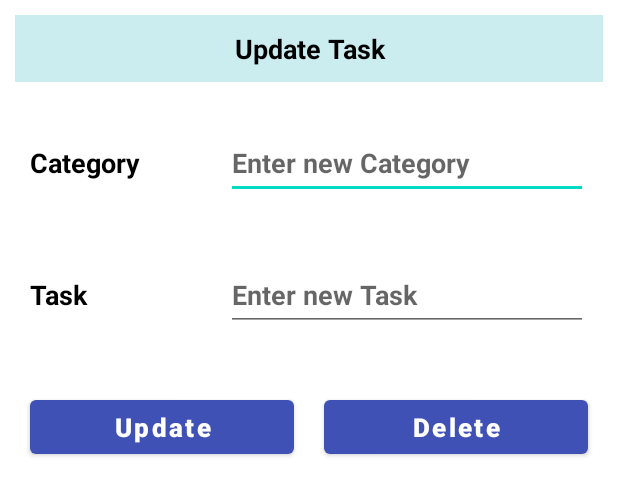
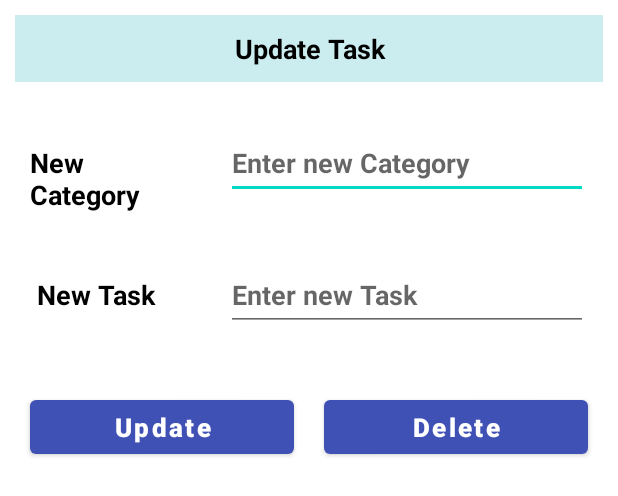
Before and after one commit to hiruniSam/MyManager-App, an Android app: the layout update_todo.xml on its own in the app's theme, with its tools: preview values and no code run, on a phone screen of 412 x 824 dp. Shown: the top 496 px of the screen. Run offline under Robolectric (Android 15) with nearby library versions, the light colour scheme and no system bars.

Commit message:
update task layout updated

```diff
--- a/app/src/main/res/layout/update_todo.xml
+++ b/app/src/main/res/layout/update_todo.xml
@@ -31,7 +31,7 @@
             <TextView
                 android:layout_width="match_parent"
                 android:layout_height="wrap_content"
-                android:text="Category"
+                android:text="New Category"
                 android:textStyle="bold"
                 android:textSize="18sp"
                 android:textColor="@color/black"
@@ -88,7 +88,7 @@
             <TextView
                 android:layout_width="match_parent"
                 android:layout_height="wrap_content"
-                android:text="Task"
+                android:text=" New Task"
                 android:textSize="18sp"
                 android:textStyle="bold"
                 android:textColor="@color/black"
```
